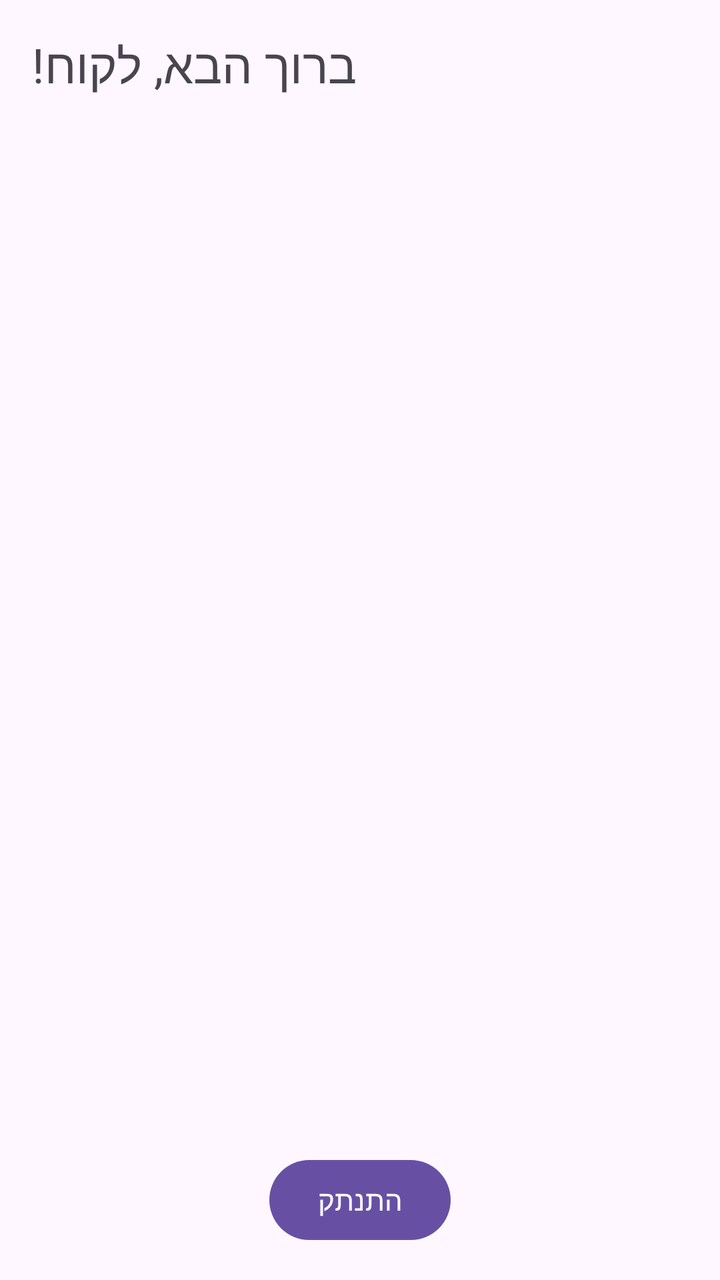
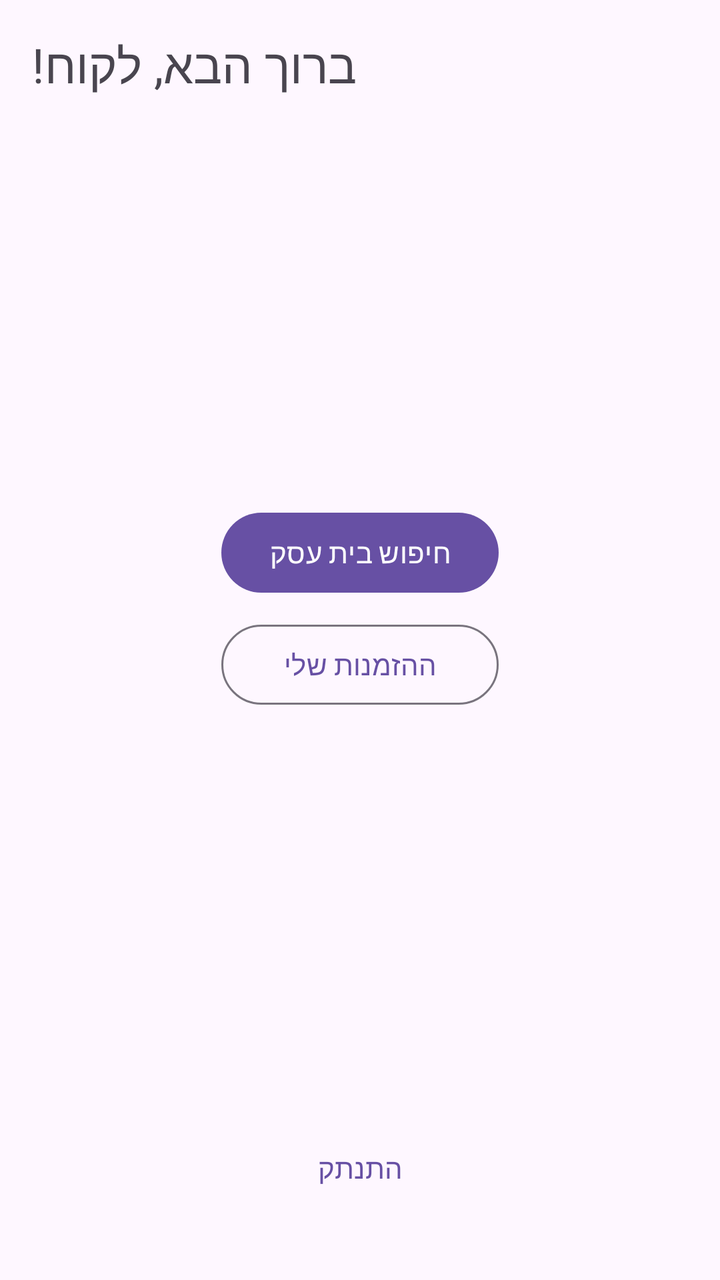

Compare the two renders of this Android layout. The source of the first and the diff that turns it into the second are given below.
<!-- AndroidManifest.xml: application theme Theme.BookifyTry -->
<!-- res/layout/activity_customer_home.xml -->
<?xml version="1.0" encoding="utf-8"?>
<androidx.constraintlayout.widget.ConstraintLayout xmlns:android="http://schemas.android.com/apk/res/android"
    xmlns:app="http://schemas.android.com/apk/res-auto"
    xmlns:tools="http://schemas.android.com/tools"
    android:layout_width="match_parent"
    android:layout_height="match_parent"
    android:padding="16dp">

    <TextView
        android:id="@+id/welcomeTextView"
        android:layout_width="wrap_content"
        android:layout_height="wrap_content"
        android:text="ברוך הבא, לקוח!"
        android:textSize="24sp"
        app:layout_constraintStart_toStartOf="parent"
        app:layout_constraintTop_toTopOf="parent" />

    <com.google.android.material.button.MaterialButton
        android:id="@+id/logOutButton"
        android:layout_width="wrap_content"
        android:layout_height="wrap_content"
        android:text="התנתק"
        app:layout_constraintBottom_toBottomOf="parent"
        app:layout_constraintEnd_toEndOf="parent"
        app:layout_constraintStart_toStartOf="parent" />

</androidx.constraintlayout.widget.ConstraintLayout>
<!-- resources referenced by this layout -->
<resources>
  <style name="Theme.BookifyTry" parent="Base.Theme.BookifyTry" />
  <style name="Base.Theme.BookifyTry" parent="Theme.Material3.DayNight.NoActionBar">
          
          
      </style>
</resources>

<!-- the commit's change to res/layout/activity_customer_home.xml (unified diff, before → after) -->
@@ -15,10 +15,36 @@
         app:layout_constraintStart_toStartOf="parent"
         app:layout_constraintTop_toTopOf="parent" />
 
+    <LinearLayout
+        android:layout_width="wrap_content"
+        android:layout_height="wrap_content"
+        android:orientation="vertical"
+        app:layout_constraintTop_toBottomOf="@id/welcomeTextView"
+        app:layout_constraintBottom_toTopOf="@id/logOutButton"
+        app:layout_constraintStart_toStartOf="parent"
+        app:layout_constraintEnd_toEndOf="parent">
+
+        <com.google.android.material.button.MaterialButton
+            android:id="@+id/searchBusinessButton"
+            android:layout_width="match_parent"
+            android:layout_height="wrap_content"
+            android:text="חיפוש בית עסק" />
+
+        <com.google.android.material.button.MaterialButton
+            android:id="@+id/myBookingsButton"
+            style="@style/Widget.Material3.Button.OutlinedButton"
+            android:layout_width="match_parent"
+            android:layout_height="wrap_content"
+            android:layout_marginTop="8dp"
+            android:text="ההזמנות שלי" />
+    </LinearLayout>
+
     <com.google.android.material.button.MaterialButton
         android:id="@+id/logOutButton"
+        style="@style/Widget.Material3.Button.TextButton"
         android:layout_width="wrap_content"
         android:layout_height="wrap_content"
+        android:layout_marginBottom="16dp"
         android:text="התנתק"
         app:layout_constraintBottom_toBottomOf="parent"
         app:layout_constraintEnd_toEndOf="parent"
